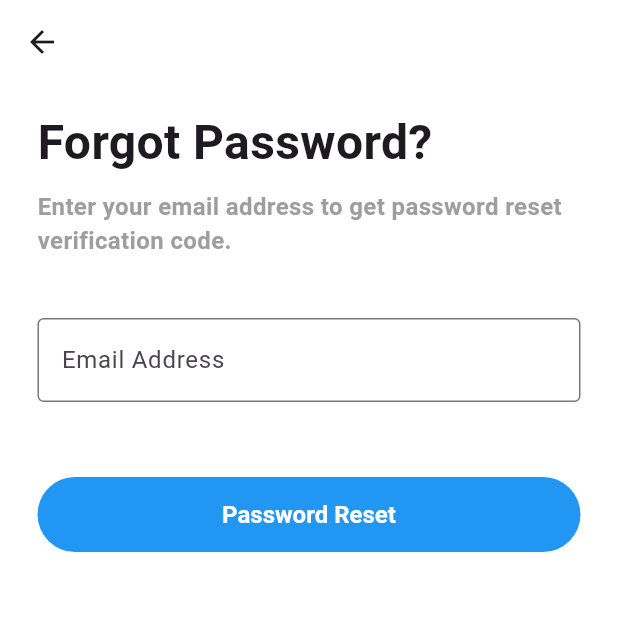
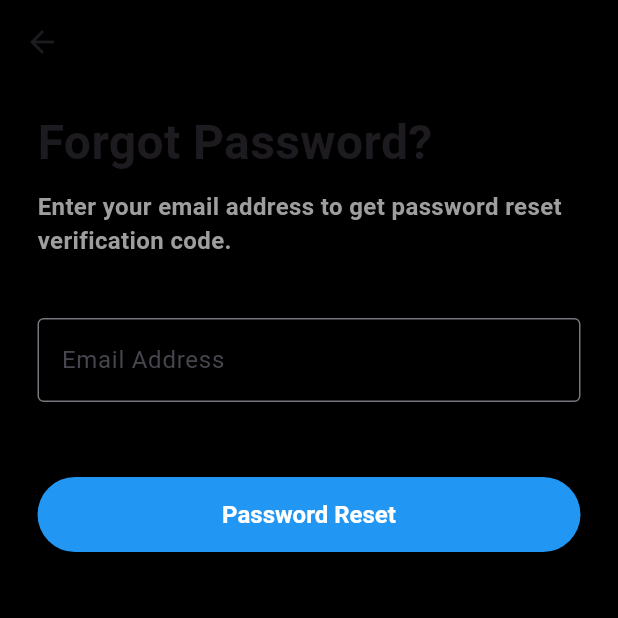
Before and after one commit to Kei-K23/flutter_login_and_register_app, a Flutter app: the ForgotPasswordScreen screen opened directly, on a phone screen of 412 x 824 dp, the top half of it. Run offline on Flutter 3.47's test engine with Material 3 defaults, Android fonts, the light colour scheme and no system bars; our stand-ins replace equatable, flutter_bloc, flutter_svg, shared_preferences; accounts and stored records are empty; network calls fail.

Commit message:
feat: implement light and dark theme with bloc state management

```diff
--- /dev/null
+++ b/lib/common/theme/bloc/theme_event.dart
@@ -0,0 +1,11 @@
+import 'package:flutter_login_and_register_app/common/theme/bloc/theme_state.dart';
+
+abstract class ThemeEvent {}
+
+class ThemeChanged extends ThemeEvent {
+  final AppTheme appTheme;
+
+  ThemeChanged(this.appTheme);
+}
+
+class LoadTheme extends ThemeEvent {}
--- /dev/null
+++ b/lib/common/theme/bloc/theme_state.dart
@@ -0,0 +1,44 @@
+import 'package:equatable/equatable.dart';
+import 'package:flutter/material.dart';
+
+enum AppTheme {
+  light,
+  dark,
+  system;
+
+  bool get isLight => this == AppTheme.light;
+  bool get isDark => this == AppTheme.dark;
+  bool get isSystem => this == AppTheme.system;
+}
+
+class ThemeState extends Equatable {
+  final AppTheme appTheme;
+  final Brightness brightness;
+
+  const ThemeState({
+    this.appTheme = AppTheme.system,
+    this.brightness = Brightness.light,
+  });
+
+  @override
+  List<Object?> get props => [appTheme];
+
+  ThemeState copyWith({AppTheme? appTheme, Brightness? brightness}) {
+    return ThemeState(
+      appTheme: appTheme ?? AppTheme.system,
+      brightness: brightness ?? Brightness.light,
+    );
+  }
+}
+
+final ThemeData lightTheme = ThemeData(
+  useMaterial3: true,
+  brightness: Brightness.light,
+  primarySwatch: Colors.blue,
+);
+
+final ThemeData darkTheme = ThemeData(
+  useMaterial3: true,
+  brightness: Brightness.dark,
+  primarySwatch: Colors.blueGrey,
+);
--- a/lib/presentation/auth/pages/forgot_password.dart
+++ b/lib/presentation/auth/pages/forgot_password.dart
@@ -1,4 +1,6 @@
 import 'package:flutter/material.dart';
+import 'package:flutter_bloc/flutter_bloc.dart';
+import 'package:flutter_login_and_register_app/common/theme/bloc/theme_bloc.dart';
 
 class ForgotPasswordScreen extends StatelessWidget {
   const ForgotPasswordScreen({super.key});
@@ -6,10 +8,17 @@ class ForgotPasswordScreen extends StatelessWidget {
   @override
   Widget build(BuildContext context) {
     final emailController = TextEditingController();
+    final themeBloc = BlocProvider.of<ThemeBloc>(context);
 
     return Scaffold(
-      backgroundColor: Colors.white,
-      appBar: AppBar(backgroundColor: Colors.white),
+      appBar: AppBar(
+        backgroundColor: themeBloc.state.appTheme.isLight
+            ? Colors.white
+            : Colors.black,
+      ),
+      backgroundColor: themeBloc.state.appTheme.isLight
+          ? Colors.white
+          : Colors.black,
       body: Padding(
         padding: const EdgeInsets.symmetric(horizontal: 25),
         child: SingleChildScrollView(
--- a/pubspec.yaml
+++ b/pubspec.yaml
@@ -14,6 +14,9 @@ dependencies:
 
   cupertino_icons: ^1.0.8
   flutter_svg: ^2.1.0
+  flutter_bloc: ^9.1.1
+  shared_preferences: ^2.5.3
+  equatable: ^2.0.7
 
 dev_dependencies:
   flutter_test:
```
Also changed, not shown: lib/common/theme/bloc/theme_bloc.dart (added, +62 -0 lines), lib/main.dart (+20 -12 lines), lib/presentation/auth/pages/landing.dart (+7 -1 lines), lib/presentation/auth/pages/login.dart (+6 -1 lines), lib/presentation/auth/pages/otp_verification.dart (+12 -2 lines), lib/presentation/auth/pages/reset_password.dart (+11 -2 lines), lib/presentation/auth/pages/sign_up.dart (+6 -1 lines), lib/presentation/auth/pages/terms_of_service.dart (+10 -2 lines), lib/presentation/protected/pages/home.dart (+41 -3 lines), pubspec.lock, 10 other files.
